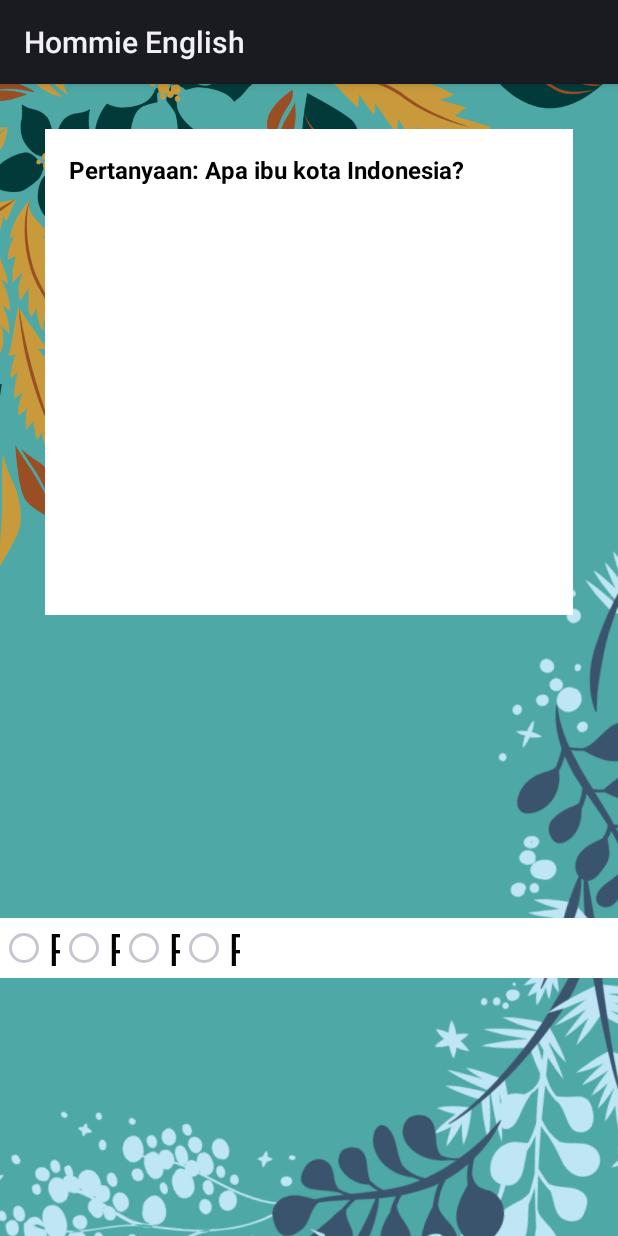
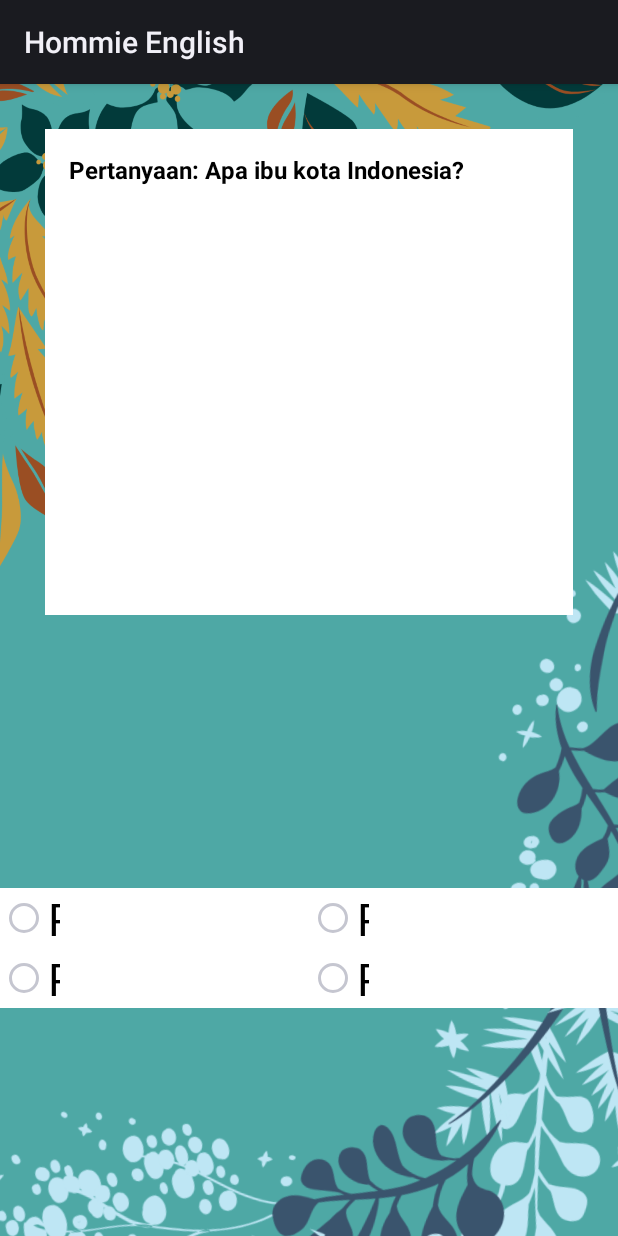
Before and after one commit to Alfabetss/HommieEnglish, an Android app: the TaskMultipleChoiceActivity screen opened directly, with no data from a screen before it, on a phone screen of 412 x 824 dp. Run offline under Robolectric (Android 15) with nearby library versions, the phone set to English and light mode, and no system bars.

Commit message:
multiple choice activity

```diff
--- a/app/src/main/res/layout/task_multiple_choice_activity.xml
+++ b/app/src/main/res/layout/task_multiple_choice_activity.xml
@@ -33,6 +33,64 @@
         android:orientation="vertical"
         android:layout_weight="1">
 
+        <RadioGroup
+            android:id="@+id/multipleChoiceRadioGroup"
+            android:layout_width="match_parent"
+            android:layout_height="wrap_content"
+            android:background="@color/white"
+            android:layout_gravity="top"
+            android:orientation="horizontal">
+
+            <LinearLayout
+                android:layout_width="0dp"
+                android:layout_height="wrap_content"
+                android:layout_weight="1"
+                android:orientation="vertical">
+
+                <RadioButton
+                    android:id="@+id/radioButton1"
+                    android:layout_width="40dp"
+                    android:layout_height="40dp"
+                    android:text="Pilihan 1"
+                    android:textSize="30dp"
+                    android:textColor="@color/black" />
+
+                <RadioButton
+                    android:id="@+id/radioButton2"
+                    android:layout_width="40dp"
+                    android:layout_height="40dp"
+                    android:text="Pilihan 1"
+                    android:textSize="30dp"
+                    android:textColor="@color/black" />
+
+            </LinearLayout>
+
+            <LinearLayout
+                android:layout_width="0dp"
+                android:layout_height="wrap_content"
+                android:layout_weight="1"
+                android:orientation="vertical">
+
+                <RadioButton
+                    android:id="@+id/radioButton3"
+                    android:layout_width="40dp"
+                    android:layout_height="40dp"
+                    android:text="Pilihan 1"
+                    android:textSize="30dp"
+                    android:textColor="@color/black" />
+
+                <RadioButton
+                    android:id="@+id/radioButton4"
+                    android:layout_width="40dp"
+                    android:layout_height="40dp"
+                    android:text="Pilihan 1"
+                    android:textSize="30dp"
+                    android:textColor="@color/black" />
+
+            </LinearLayout>
+
+        </RadioGroup>
+        <!--
         <GridLayout
             android:layout_width="match_parent"
             android:layout_height="wrap_content"
@@ -88,6 +146,7 @@
                     android:layout_rowWeight="1"/>
             </RadioGroup>
         </GridLayout>
+        -->
     </LinearLayout>
 
 </LinearLayout>
```
